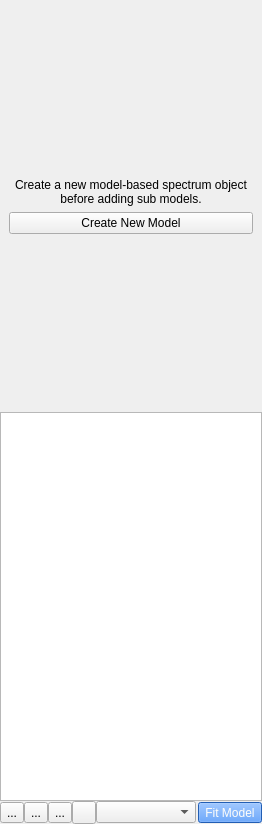
Old version of the form specviz/plugins/model_editor/model_editor.ui in the repository spacetelescope/specviz.
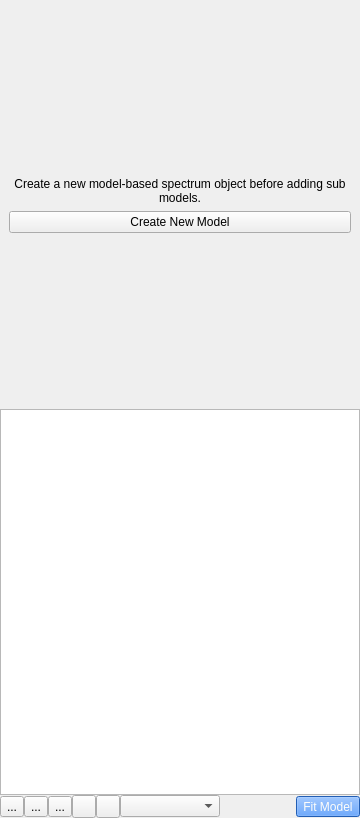
New version of the form. Icons and pictures are not drawn.

Commit message: Add save button to model editor UI

What changed in the file:
```diff
--- a/specviz/plugins/model_editor/model_editor.ui
+++ b/specviz/plugins/model_editor/model_editor.ui
@@ -6,8 +6,8 @@
    <rect>
     <x>0</x>
     <y>0</y>
-    <width>262</width>
-    <height>824</height>
+    <width>360</width>
+    <height>818</height>
    </rect>
   </property>
   <property name="windowTitle">
@@ -176,6 +176,17 @@
              </property>
             </widget>
            </item>
+           <item>
+            <widget class="QToolButton" name="save_model_button">
+             <property name="text">
+              <string/>
+             </property>
+             <property name="icon">
+              <iconset>
+               <normaloff>../../data/resources/014-save.svg</normaloff>../../data/resources/014-save.svg</iconset>
+             </property>
+            </widget>
+           </item>
            <item>
             <widget class="QComboBox" name="data_selection_combo">
              <property name="minimumSize">
```
Left out of the diff: 33 changed lines with no effect on the pictures.
